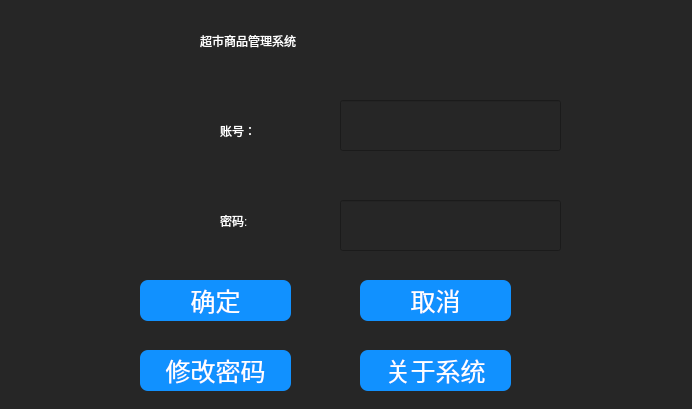
Above: cpp-qt-manageSystem-master/logindia.ui from 26516515111/RMS-master before the change. Below: the same form after it.
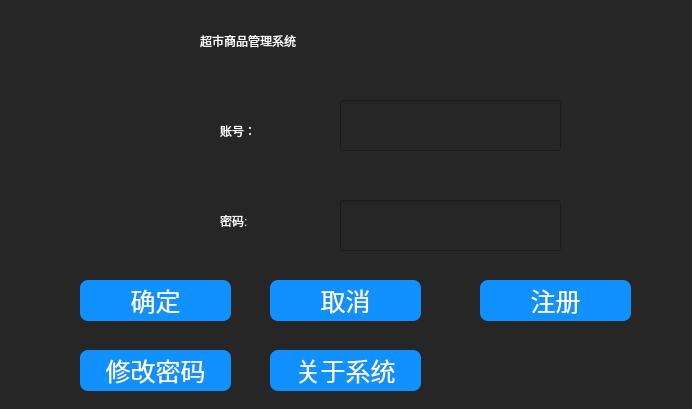
That is the form after the change.

Diff of the .ui file:
```diff
--- a/cpp-qt-manageSystem-master/logindia.ui
+++ b/cpp-qt-manageSystem-master/logindia.ui
@@ -32,7 +32,7 @@
   <widget class="QPushButton" name="okBtn">
    <property name="geometry">
     <rect>
-     <x>140</x>
+     <x>80</x>
      <y>280</y>
      <width>151</width>
      <height>41</height>
@@ -54,7 +54,7 @@
   <widget class="QPushButton" name="cancelBtn">
    <property name="geometry">
     <rect>
-     <x>360</x>
+     <x>270</x>
      <y>280</y>
      <width>151</width>
      <height>41</height>
@@ -145,7 +145,7 @@
   <widget class="QPushButton" name="chPwdEdit">
    <property name="geometry">
     <rect>
-     <x>140</x>
+     <x>80</x>
      <y>350</y>
      <width>151</width>
      <height>41</height>
@@ -199,7 +199,7 @@
   <widget class="QPushButton" name="aboutBtn">
    <property name="geometry">
     <rect>
-     <x>360</x>
+     <x>270</x>
      <y>350</y>
      <width>151</width>
      <height>41</height>
@@ -219,6 +219,30 @@
     <string>关于系统</string>
    </property>
   </widget>
+  <widget class="QPushButton" name="pushButton">
+   <property name="geometry">
+    <rect>
+     <x>480</x>
+     <y>280</y>
+     <width>151</width>
+     <height>41</height>
+    </rect>
+   </property>
+   <property name="styleSheet">
+    <string notr="true">background-color: rgb(17, 145, 255);
+color: rgb(255, 255, 255);
+background-color: rgb(17, 145, 255);
+color: rgb(255, 255, 255);
+font: 9pt &quot;楷体&quot;;
+font-size:25px;
+
+border:none;
+border-radius:8px</string>
+   </property>
+   <property name="text">
+    <string>注册</string>
+   </property>
+  </widget>
  </widget>
  <resources/>
  <connections/>
```
